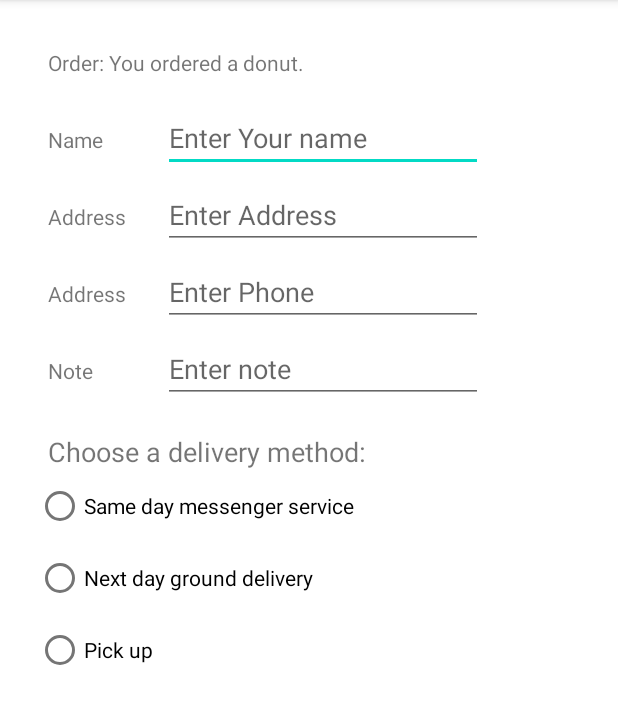
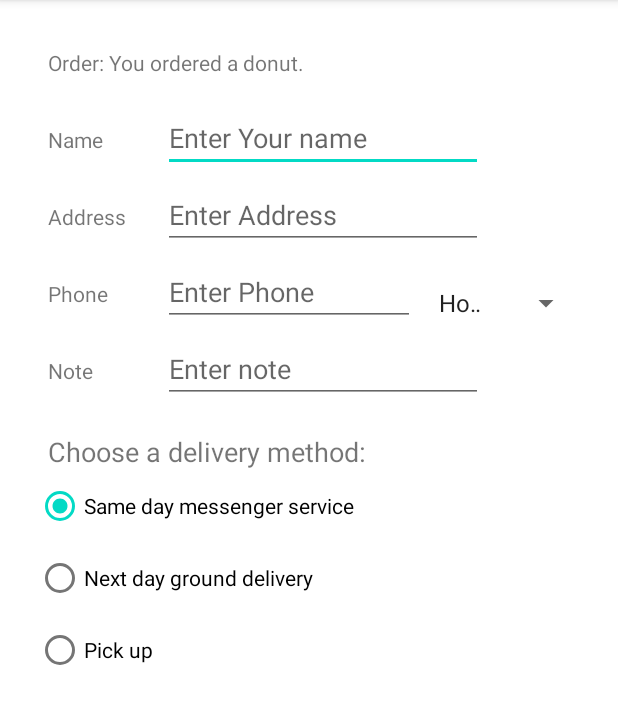
Before and after one commit to shlev/android-cafe, an Android app: the screen it shows after launch (OrderActivity), after a tap on "Donuts are glazed and sprinkled with can", on a phone screen of 412 x 824 dp, the part 84-808 px from its top. Run offline under Robolectric (Android 15) with nearby library versions, the phone set to English and light mode, and no system bars; our stand-ins replace navigation-ui.

```diff
--- a/app/src/main/java/com/android/tutorial/android_cafe/OrderActivity.java
+++ b/app/src/main/java/com/android/tutorial/android_cafe/OrderActivity.java
@@ -5,11 +5,14 @@ import androidx.appcompat.app.AppCompatActivity;
 import android.content.Intent;
 import android.os.Bundle;
 import android.view.View;
+import android.widget.AdapterView;
+import android.widget.ArrayAdapter;
 import android.widget.RadioButton;
+import android.widget.Spinner;
 import android.widget.TextView;
 import android.widget.Toast;
 
-public class OrderActivity extends AppCompatActivity {
+public class OrderActivity extends AppCompatActivity implements AdapterView.OnItemSelectedListener {
 
     private String mOrderMessage;
     @Override
@@ -21,6 +24,23 @@ public class OrderActivity extends AppCompatActivity {
         TextView tvMessage = findViewById(R.id.tv_order);
 
         tvMessage.setText(message);
+
+        Spinner spinner = findViewById(R.id.label_spinner);
+        if (spinner != null) {
+            spinner.setOnItemSelectedListener(this);
+        }
+
+        // Create ArrayAdapter using the string array and default spinner layout.
+        ArrayAdapter<CharSequence> adapter = ArrayAdapter.createFromResource(this,
+                R.array.labels_array, android.R.layout.simple_spinner_item);
+
+        // Specify the layout to use when the list of choices appears.
+        adapter.setDropDownViewResource
+                (android.R.layout.simple_spinner_dropdown_item);
+// Apply the adapter to the spinner.
+        if (spinner != null) {
+            spinner.setAdapter(adapter);
+        }
     }
 
     public void displayToast(String message) {
@@ -53,4 +73,15 @@ public class OrderActivity extends AppCompatActivity {
                 break;
         }
     }
+
+    @Override
+    public void onItemSelected(AdapterView<?> adapterView, View view, int i, long l) {
+        String spinnerLabel = adapterView.getItemAtPosition(i).toString();
+        displayToast(spinnerLabel);
+    }
+
+    @Override
+    public void onNothingSelected(AdapterView<?> adapterView) {
+
+    }
 }
--- a/app/src/main/res/layout/activity_order.xml
+++ b/app/src/main/res/layout/activity_order.xml
@@ -7,116 +7,112 @@
     tools:context=".OrderActivity">
 
     <TextView
-        app:layout_constraintStart_toStartOf="parent"
-        app:layout_constraintTop_toTopOf="parent"
-        android:layout_marginTop="32dp"
-        android:layout_marginStart="32dp"
         android:id="@+id/tv_order"
         android:layout_width="wrap_content"
+        android:layout_height="wrap_content"
+        android:layout_marginStart="32dp"
+        android:layout_marginTop="32dp"
         android:text="Order"
-        android:layout_height="wrap_content"/>
+        app:layout_constraintStart_toStartOf="parent"
+        app:layout_constraintTop_toTopOf="parent" />
 
     <TextView
-        app:layout_constraintStart_toStartOf="@id/tv_order"
-        app:layout_constraintTop_toBottomOf="@id/tv_order"
-        android:layout_marginTop="32dp"
-
         android:id="@+id/name_label"
         android:layout_width="wrap_content"
+        android:layout_height="wrap_content"
+
+        android:layout_marginTop="32dp"
         android:text="@string/name_label_text"
-        android:layout_height="wrap_content"/>
+        app:layout_constraintStart_toStartOf="@id/tv_order"
+        app:layout_constraintTop_toBottomOf="@id/tv_order" />
 
     <EditText
         android:id="@+id/name_text"
         android:layout_width="wrap_content"
         android:layout_height="wrap_content"
-        app:layout_constraintStart_toEndOf="@id/name_label"
+        android:layout_marginStart="40dp"
+        android:ems="10"
+        android:hint="Enter Your name"
+        android:inputType="textPersonName"
         app:layout_constraintBaseline_toBaselineOf="@id/name_label"
-        android:layout_marginStart="40dp"
-        android:inputType="textPersonName"
-        android:hint="Enter Your name"
-        android:ems="10"
-        />
+        app:layout_constraintStart_toEndOf="@id/name_label" />
 
     <TextView
-        app:layout_constraintStart_toStartOf="@id/tv_order"
-        app:layout_constraintTop_toBottomOf="@id/name_label"
-        android:layout_marginTop="32dp"
-
         android:id="@+id/address_label"
         android:layout_width="wrap_content"
+        android:layout_height="wrap_content"
+
+        android:layout_marginTop="32dp"
         android:text="@string/address"
-        android:layout_height="wrap_content"/>
+        app:layout_constraintStart_toStartOf="@id/tv_order"
+        app:layout_constraintTop_toBottomOf="@id/name_label" />
 
     <EditText
         android:id="@+id/address_text"
         android:layout_width="wrap_content"
         android:layout_height="wrap_content"
-        app:layout_constraintStart_toStartOf="@id/name_text"
+        android:ems="10"
+        android:hint="Enter Address"
+        android:inputType="textMultiLine"
         app:layout_constraintBaseline_toBaselineOf="@id/address_label"
-        android:inputType="textMultiLine"
-        android:hint="Enter Address"
-        android:ems="10"
-        />
+        app:layout_constraintStart_toStartOf="@id/name_text" />
 
     <TextView
-        app:layout_constraintStart_toStartOf="@id/tv_order"
-        app:layout_constraintTop_toBottomOf="@id/address_label"
-        android:layout_marginTop="32dp"
-
         android:id="@+id/phone_label"
         android:layout_width="wrap_content"
-        android:text="@string/address"
-        android:layout_height="wrap_content"/>
+        android:layout_height="wrap_content"
+
+        android:layout_marginTop="32dp"
+        android:text="@string/phone"
+        app:layout_constraintStart_toStartOf="@id/tv_order"
+        app:layout_constraintTop_toBottomOf="@id/address_label" />
 
     <EditText
         android:id="@+id/phone_text"
+        android:layout_width="168dp"
+        android:layout_height="wrap_content"
+        android:ems="10"
+        android:hint="Enter Phone"
+        android:inputType="phone"
+        app:layout_constraintBaseline_toBaselineOf="@id/phone_label"
+        app:layout_constraintStart_toStartOf="@id/name_text" />
+
+    <TextView
+        android:id="@+id/note_label"
         android:layout_width="wrap_content"
         android:layout_height="wrap_content"
-        app:layout_constraintStart_toStartOf="@id/name_text"
-        app:layout_constraintBaseline_toBaselineOf="@id/phone_label"
-        android:inputType="phone"
-        android:hint="Enter Phone"
-        android:ems="10"
-        />
 
-    <TextView
+        android:layout_marginTop="32dp"
+        android:text="Note"
         app:layout_constraintStart_toStartOf="@id/tv_order"
-        app:layout_constraintTop_toBottomOf="@id/phone_label"
-        android:layout_marginTop="32dp"
-
-        android:id="@+id/note_label"
-        android:layout_width="wrap_content"
-        android:text="Note"
-        android:layout_height="wrap_content"/>
+        app:layout_constraintTop_toBottomOf="@id/phone_label" />
 
     <EditText
         android:id="@+id/note_text"
         android:layout_width="wrap_content"
         android:layout_height="wrap_content"
-        app:layout_constraintStart_toStartOf="@id/name_text"
+        android:ems="10"
+        android:hint="Enter note"
+        android:inputType="textCapSentences"
         app:layout_constraintBaseline_toBaselineOf="@id/note_label"
-        android:inputType="textCapSentences"
-        android:hint="Enter note"
-        android:ems="10"
-        />
+        app:layout_constraintStart_toStartOf="@id/name_text" />
 
     <TextView
-        app:layout_constraintStart_toStartOf="@id/tv_order"
-        app:layout_constraintTop_toBottomOf="@id/note_label"
-        android:layout_marginTop="32dp"
-
         android:id="@+id/delivery_label"
         android:layout_width="wrap_content"
+        android:layout_height="wrap_content"
+
+        android:layout_marginTop="32dp"
         android:text="Choose a delivery method:"
         android:textSize="18sp"
-        android:layout_height="wrap_content"/>
+        app:layout_constraintStart_toStartOf="@id/tv_order"
+        app:layout_constraintTop_toBottomOf="@id/note_label" />
 
     <RadioGroup
         android:layout_width="wrap_content"
         android:layout_height="wrap_content"
+        android:layout_marginStart="24dp"
         android:layout_marginLeft="24dp"
-        android:layout_marginStart="24dp"
         android:orientation="vertical"
         app:layout_constraintStart_toStartOf="parent"
         app:layout_constraintTop_toBottomOf="@id/delivery_label">
@@ -125,6 +121,7 @@
             android:id="@+id/sameday"
             android:layout_width="wrap_content"
             android:layout_height="wrap_content"
+            android:checked="true"
             android:onClick="onRadioButtonClicked"
             android:text="@string/same_day_messenger_service" />
 
@@ -143,5 +140,18 @@
             android:text="@string/pick_up" />
     </RadioGroup>
 
+    <Spinner
+        android:id="@+id/label_spinner"
+        android:layout_width="0dp"
+        android:layout_height="wrap_content"
+        android:layout_marginEnd="24dp"
+        android:layout_marginRight="24dp"
+        android:layout_marginStart="8dp"
+        android:layout_marginLeft="8dp"
+        android:layout_marginTop="24dp"
+        app:layout_constraintEnd_toEndOf="parent"
+        app:layout_constraintStart_toEndOf="@+id/phone_text"
+        app:layout_constraintTop_toBottomOf="@+id/address_text" /> />
+
 
 </androidx.constraintlayout.widget.ConstraintLayout>
--- a/app/src/main/res/values/strings.xml
+++ b/app/src/main/res/values/strings.xml
@@ -22,4 +22,12 @@
     <string name="same_day_messenger_service">Same day messenger service</string>
     <string name="next_day_ground_delivery">Next day ground delivery</string>
     <string name="pick_up">Pick up</string>
+    <string name="phone">Phone</string>
+
+    <string-array name="labels_array">
+        <item>Home</item>
+        <item>Work</item>
+        <item>Mobile</item>
+        <item>Other</item>
+    </string-array>
 </resources>
```
